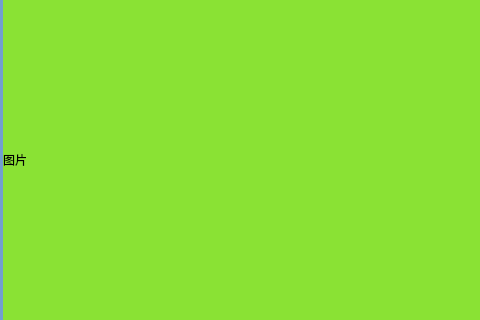
Above: FireIdentifySystem/FireIdentifySystem.ui from Wangguangha/FireIdentifySystem before the change; both pictures show x 0 to 480 and y 89 to 409 of the 941 by 530 pixel window. Below: the same form after it.
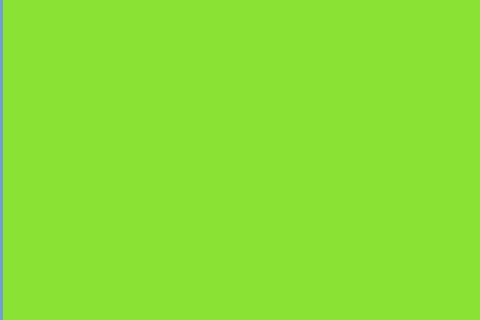
That is the form after the change. Icons and pictures are not drawn. Custom widgets are drawn as their Qt base class.

```diff
--- a/FireIdentifySystem/FireIdentifySystem.ui
+++ b/FireIdentifySystem/FireIdentifySystem.ui
@@ -106,7 +106,10 @@
 border-radius: 15px</string>
                </property>
                <property name="text">
-                <string>图片</string>
+                <string/>
+               </property>
+               <property name="scaledContents">
+                <bool>false</bool>
                </property>
               </widget>
              </item>
```
